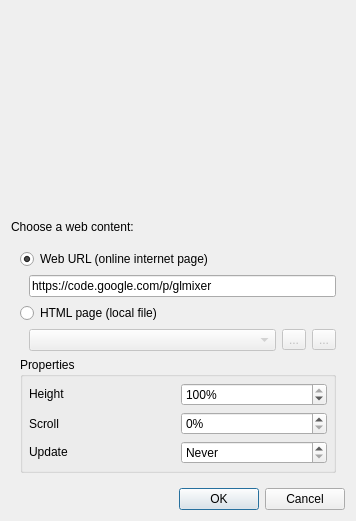
Above: src/WebSourceCreationDialog.ui from markus-wa/glmixer-mirror before the change. Below: the same form after it.
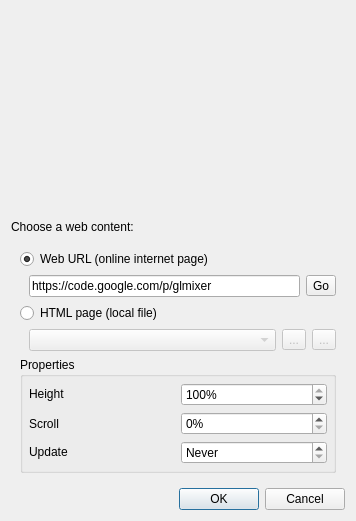
That is the form after the change. Icons and pictures are not drawn. Custom widgets are drawn as their Qt base class.

Commit message: Implementation of update frame feature for WebSource (dynamic web page).

```diff
--- a/src/WebSourceCreationDialog.ui
+++ b/src/WebSourceCreationDialog.ui
@@ -87,6 +87,16 @@
            </property>
           </widget>
          </item>
+         <item>
+          <widget class="QToolButton" name="toolButton">
+           <property name="toolTip">
+            <string>Try the URL</string>
+           </property>
+           <property name="text">
+            <string>Go</string>
+           </property>
+          </widget>
+         </item>
         </layout>
        </widget>
       </item>
```
Left out of the diff: 79 changed lines with no effect on the pictures. The commit also changes 8 other files.
